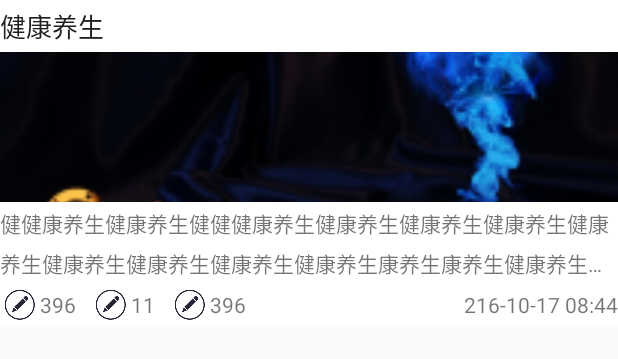
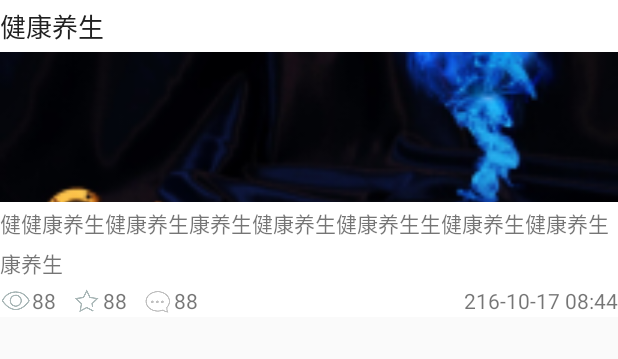
Before and after one commit to luoyingxing/MagicLamp, an Android app: the layout item_health_list_list.xml on its own in the app's theme, with its tools: preview values and no code run, on a phone screen of 412 x 824 dp. Shown: the top 359 px of the screen. Run offline under Robolectric (Android 15) with nearby library versions, the light colour scheme and no system bars.

Commit message:
perfect the health list model

```diff
--- a/app/src/main/res/layout/fragment_health_list.xml
+++ b/app/src/main/res/layout/fragment_health_list.xml
@@ -11,8 +11,8 @@
         android:id="@+id/lv_health_list_list"
         android:layout_width="match_parent"
         android:layout_height="match_parent"
-        android:divider="@color/white"
-        android:dividerHeight="12dp"
+        android:divider="@color/gray_f7"
+        android:dividerHeight="14dp"
         android:paddingLeft="10dp"
         android:paddingRight="10dp"
         android:scrollbarStyle="outsideOverlay" />
--- a/app/src/main/res/layout/item_health_list_list.xml
+++ b/app/src/main/res/layout/item_health_list_list.xml
@@ -10,8 +10,10 @@
         android:id="@+id/tv_item_health_list_list_title"
         android:layout_width="match_parent"
         android:layout_height="wrap_content"
+        android:ellipsize="end"
         android:paddingBottom="4dp"
         android:paddingTop="4dp"
+        android:singleLine="true"
         android:text="健康养生"
         android:textColor="@color/gray_21"
         android:textSize="17sp" />
@@ -32,36 +34,40 @@
         android:maxLines="2"
         android:paddingBottom="4dp"
         android:paddingTop="4dp"
-        android:text="健健康养生健康养生健健健康养生健康养生健康养生健康养生健康养生健康养生健康养生健康养生健康养生康养生康养生健康养生健康养生健康养生健康养生健康养生健康养生康养生" />
+        android:text="健健康养生健康养生康养生健康养生健康养生生健康养生健康养生康养生" />
 
     <LinearLayout
         android:layout_width="match_parent"
         android:layout_height="wrap_content">
 
         <TextView
+            android:id="@+id/tv_item_health_list_list_count"
             android:layout_width="wrap_content"
             android:layout_height="wrap_content"
-            android:drawableLeft="@mipmap/icon_chat_edit"
+            android:drawableLeft="@mipmap/icon_health_visit"
             android:gravity="center"
-            android:text="396" />
+            android:text="88" />
 
         <TextView
+            android:id="@+id/tv_item_health_list_list_collect"
             android:layout_width="wrap_content"
             android:layout_height="wrap_content"
-            android:drawableLeft="@mipmap/icon_chat_edit"
+            android:drawableLeft="@mipmap/icon_health_collect"
             android:gravity="center"
             android:paddingLeft="10dp"
             android:paddingRight="10dp"
-            android:text="11" />
+            android:text="88" />
 
         <TextView
+            android:id="@+id/tv_item_health_list_list_discuss"
             android:layout_width="wrap_content"
             android:layout_height="wrap_content"
-            android:drawableLeft="@mipmap/icon_chat_edit"
+            android:drawableLeft="@mipmap/icon_news_discuss"
             android:gravity="center"
-            android:text="396" />
+            android:text="88" />
 
         <TextView
+            android:id="@+id/tv_item_health_list_list_time"
             android:layout_width="match_parent"
             android:layout_height="wrap_content"
             android:gravity="end"
```
Also changed, not shown: app/src/main/java/com/luo/magiclamp/health/HealthListFragment.java (+13 -0 lines), app/src/main/res/mipmap-xxhdpi/icon_health_collect.png (added), app/src/main/res/mipmap-xxhdpi/icon_health_visit.png (added).
